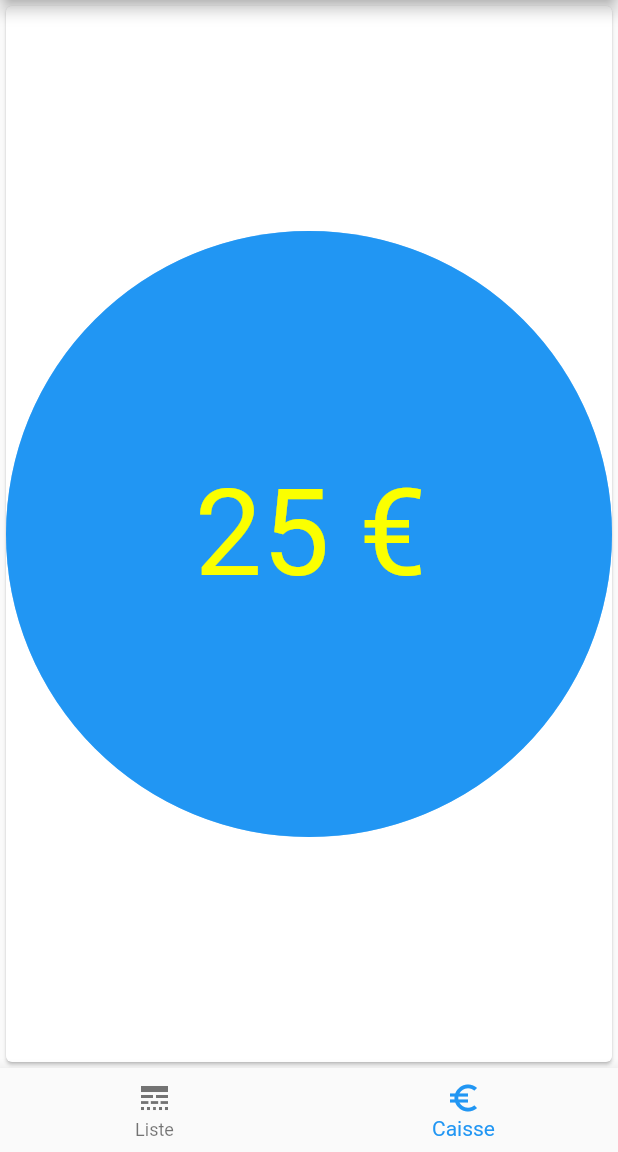
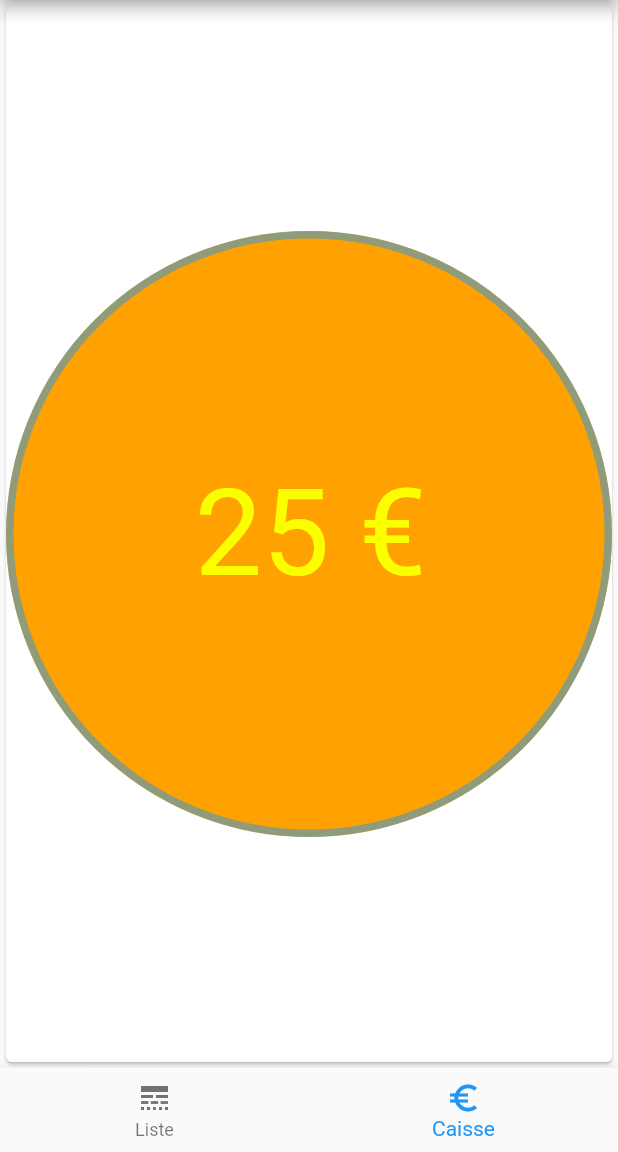
Before and after one commit to LudovicGendre/list-course, a Flutter app: the screen it shows after launch, item 2 of the bottom bar chosen, on a phone screen of 412 x 824 dp, the part 84-1236 px from its top. Run offline on Flutter 3.47's test engine with Material 2 defaults, Android fonts, the phone set to English and light mode, and no system bars.

Commit message:
Ajout int number

```diff
--- a/lib/home_widget.dart
+++ b/lib/home_widget.dart
@@ -13,30 +13,30 @@ class _HomeState extends State<Home> {
   int _currentIndex = 0;
   final List<Widget> _children = [
     ShoppingList(product: [
-      new Product('Oeufs', false, '25'),
-      new Product('Farine', false, '25'),
-      new Product('Viande', false, '50'),
-      new Product('Fromage', false, '25'),
-      new Product('Fraise', false, '25'),
-      new Product('Poire', false, '50'),
-      new Product('Pomme', false, '25'),
-      new Product('Télevision', false, '25'),
-      new Product('Orange', false, '50'),
-      new Product('Jus de fruit', false, '25'),
-      new Product('Coca Cola', false, '25'),
-      new Product('Stylo', false, '50'),
-      new Product('DVD', false, '25'),
-      new Product('CD', false, '25'),
-      new Product('Bouteille d"eau', false, '50'),
-      new Product('Oeufs', false, '25'),
-      new Product('Farine', false, '25'),
-      new Product('Viande', false, '50'),
-      new Product('Oeufs', false, '25'),
-      new Product('Farine', false, '25'),
-      new Product('Viande', false, '50'),
-      new Product('Oeufs', false, '25'),
-      new Product('Farine', false, '25'),
-      new Product('Viande', false, '50'),
+      new Product('Oeufs', false, 25),
+      new Product('Farine', false, 25),
+      new Product('Viande', false, 50),
+      new Product('Fromage', false, 25),
+      new Product('Fraise', false, 25),
+      new Product('Poire', false, 50),
+      new Product('Pomme', false, 25),
+      new Product('Télevision', false, 25),
+      new Product('Orange', false, 50),
+      new Product('Jus de fruit', false, 25),
+      new Product('Coca Cola', false, 25),
+      new Product('Stylo', false, 50),
+      new Product('DVD', false, 25),
+      new Product('CD', false, 25),
+      new Product('Bouteille d"eau', false, 50),
+      new Product('Oeufs', false, 25),
+      new Product('Farine', false, 25),
+      new Product('Viande', false, 50),
+      new Product('Oeufs', false, 25),
+      new Product('Farine', false, 25),
+      new Product('Viande', false, 50),
+      new Product('Oeufs', false, 25),
+      new Product('Farine', false, 25),
+      new Product('Viande', false, 50),
     ]),
     PlaceholderWidget(),
   ];
--- a/lib/list_widget.dart
+++ b/lib/list_widget.dart
@@ -59,7 +59,7 @@ class ShoppingItemState extends State<ShoppingItemList> {
         title: new Row(
       children: <Widget>[
         new Expanded(child: new Text(product.name)),
-        new Expanded(child: new Text(product.price)),
+        new Expanded(child: new Text('${product.price}')),
         new Checkbox(
             value: product.isCheck,
             onChanged: (bool value) {
@@ -75,6 +75,6 @@ class ShoppingItemState extends State<ShoppingItemList> {
 class Product {
   String name;
   bool isCheck;
-  String price;
+  int price;
   Product(this.name, this.isCheck, this.price);
 }
--- a/lib/placeholder_widget.dart
+++ b/lib/placeholder_widget.dart
@@ -16,7 +16,7 @@ class PlaceholderWidget extends StatelessWidget {
           new Container(
             alignment: new FractionalOffset(0.0, 0.0),
             decoration: new BoxDecoration(
-              color: Colors.blue,
+              color: new Color.fromRGBO(255, 161, 0, 1),
               border: new Border.all(
                 color: Colors.blue.withOpacity(0.5),
                 width: 5.0,
```
